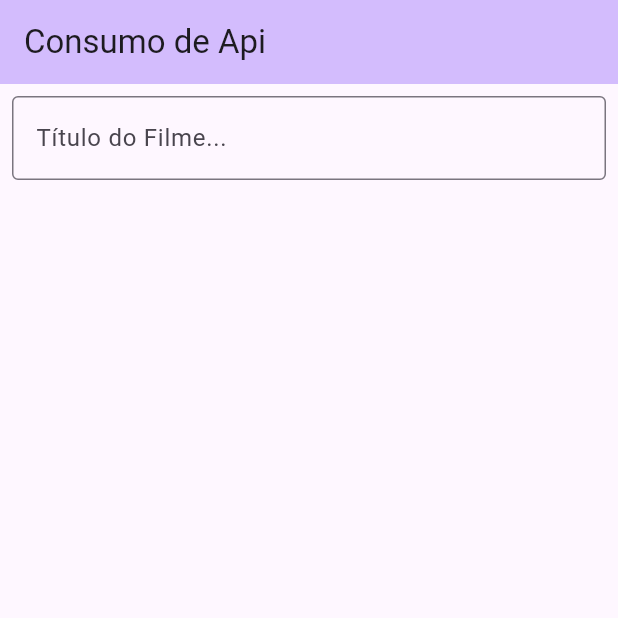
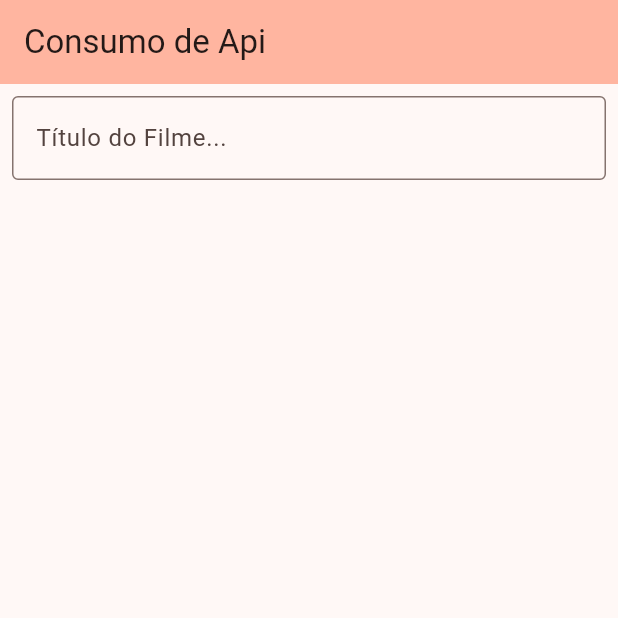
Before and after one commit to Miguelpds10/ConsumodeAPi, a Flutter app: the screen it shows after launch, on a phone screen of 412 x 824 dp, the top half of it. Run offline on Flutter 3.47's test engine with Material 3 defaults, Android fonts, the phone set to English and light mode, and no system bars.

Commit message:
Alteracao no Cabecalho e adicionando o return

```diff
--- a/lib/main.dart
+++ b/lib/main.dart
@@ -19,7 +19,7 @@ class MyApp extends StatelessWidget {
     return MaterialApp(
       title: 'Consumo API',
       theme: ThemeData(
-        colorScheme: ColorScheme.fromSeed(seedColor: Colors.deepPurple),
+        colorScheme: ColorScheme.fromSeed(seedColor: Colors.deepOrange),
         useMaterial3: true,
       ),
       home: const MyHomePage(title: 'Flutter Demo Home Page'),
@@ -104,7 +104,7 @@ class _MyHomePageState extends State<MyHomePage> {
     var json = jsonDecode(response.body);
     var result = json["Search"];
     if (result == null) {
-      throw Exception("Erro ao encontrar os filmes");
+      return;
     }
     for (var movie in result) {
       movies.add(Movie.fromJson(movie));
```
